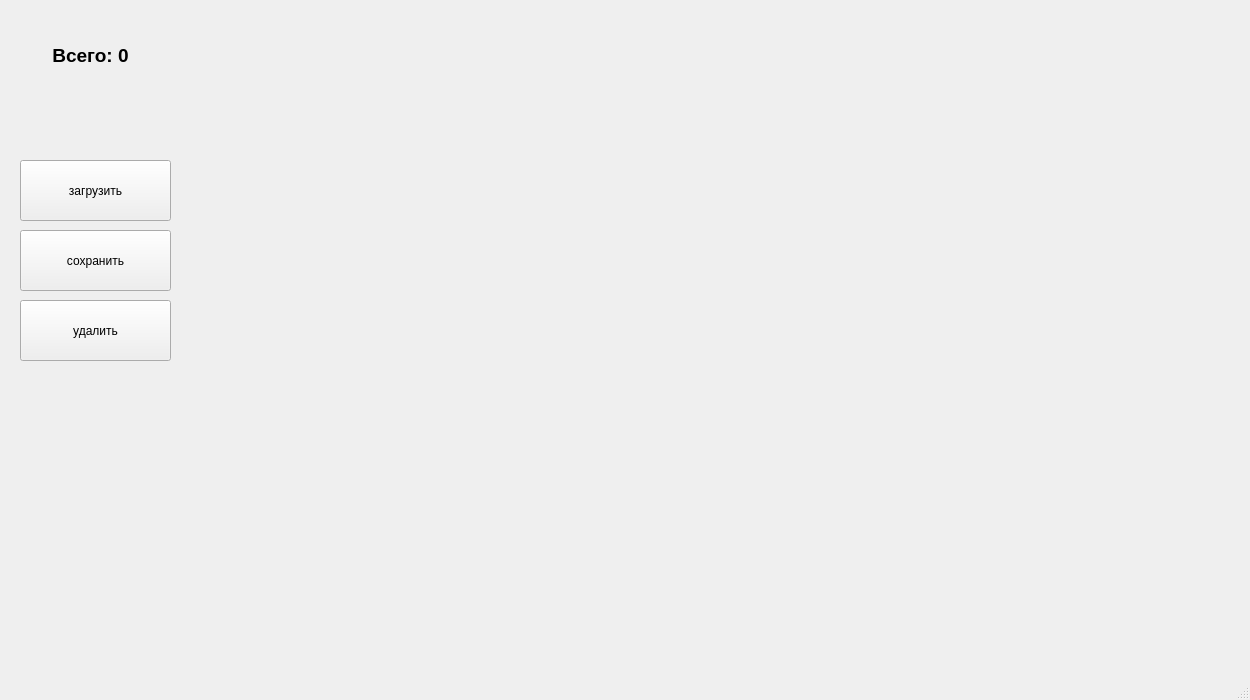
Above: QT/Belkin/belkin.ui from arsbelkin/OOP before the change. Below: the same form after it.
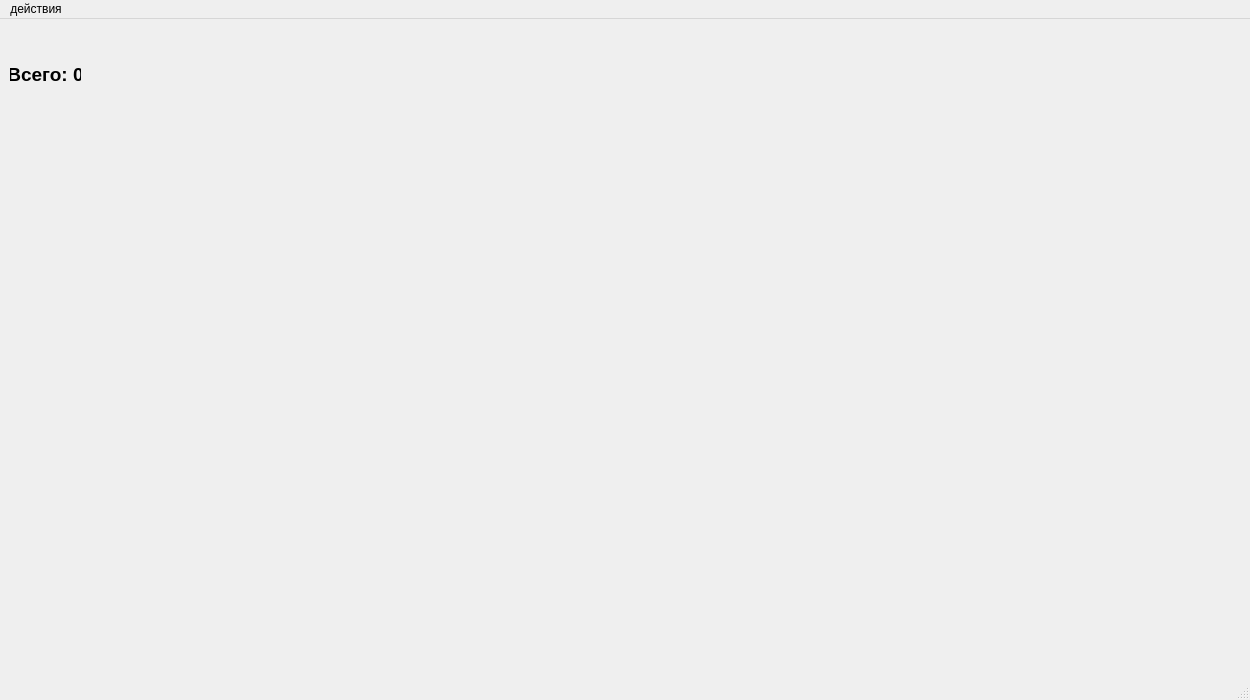
That is the form after the change.

Commit message: buttons -> menu

Diff of the .ui file:
```diff
--- a/QT/Belkin/belkin.ui
+++ b/QT/Belkin/belkin.ui
@@ -14,54 +14,12 @@
    <string>Belkin</string>
   </property>
   <widget class="QWidget" name="centralwidget">
-   <widget class="QPushButton" name="pushButton_del">
-    <property name="geometry">
-     <rect>
-      <x>20</x>
-      <y>300</y>
-      <width>151</width>
-      <height>61</height>
-     </rect>
-    </property>
-    <property name="text">
-     <string>удалить</string>
-    </property>
-   </widget>
-   <widget class="QPushButton" name="pushButton_save">
-    <property name="geometry">
-     <rect>
-      <x>20</x>
-      <y>230</y>
-      <width>151</width>
-      <height>61</height>
-     </rect>
-    </property>
-    <property name="text">
-     <string>сохранить</string>
-    </property>
-   </widget>
-   <widget class="QPushButton" name="pushButton_load">
-    <property name="enabled">
-     <bool>true</bool>
-    </property>
-    <property name="geometry">
-     <rect>
-      <x>20</x>
-      <y>160</y>
-      <width>151</width>
-      <height>61</height>
-     </rect>
-    </property>
-    <property name="text">
-     <string>загрузить</string>
-    </property>
-   </widget>
    <widget class="QLabel" name="label_total">
     <property name="geometry">
      <rect>
-      <x>40</x>
+      <x>10</x>
       <y>40</y>
-      <width>101</width>
+      <width>71</width>
       <height>31</height>
      </rect>
     </property>
@@ -88,6 +46,15 @@
      <height>30</height>
     </rect>
    </property>
+   <widget class="QMenu" name="menu">
+    <property name="title">
+     <string>действия</string>
+    </property>
+    <addaction name="action_load"/>
+    <addaction name="action_save"/>
+    <addaction name="action_clear"/>
+   </widget>
+   <addaction name="menu"/>
   </widget>
   <widget class="QStatusBar" name="statusbar"/>
  </widget>
```
Left out of the diff: 15 changed lines with no effect on the pictures. The commit also changes 3 other files.
